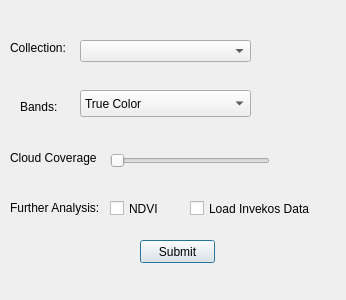
Old version of the form src/options_dialog/options_dialog.ui in the repository theokretz/SatHubAI.
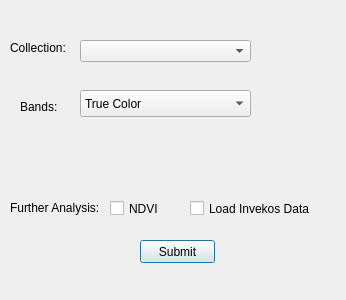
New version of the form. Custom widgets are drawn as their Qt base class.

Patch:
```diff
--- a/src/options_dialog/options_dialog.ui
+++ b/src/options_dialog/options_dialog.ui
@@ -39,32 +39,6 @@
     <string>Collection:</string>
    </property>
   </widget>
-  <widget class="QLabel" name="label_2">
-   <property name="geometry">
-    <rect>
-     <x>10</x>
-     <y>150</y>
-     <width>91</width>
-     <height>16</height>
-    </rect>
-   </property>
-   <property name="text">
-    <string>Cloud Coverage</string>
-   </property>
-  </widget>
-  <widget class="QSlider" name="horizontalSlider">
-   <property name="geometry">
-    <rect>
-     <x>110</x>
-     <y>150</y>
-     <width>160</width>
-     <height>22</height>
-    </rect>
-   </property>
-   <property name="orientation">
-    <enum>Qt::Horizontal</enum>
-   </property>
-  </widget>
   <widget class="QCheckBox" name="cb_ndvi">
    <property name="geometry">
     <rect>
```
